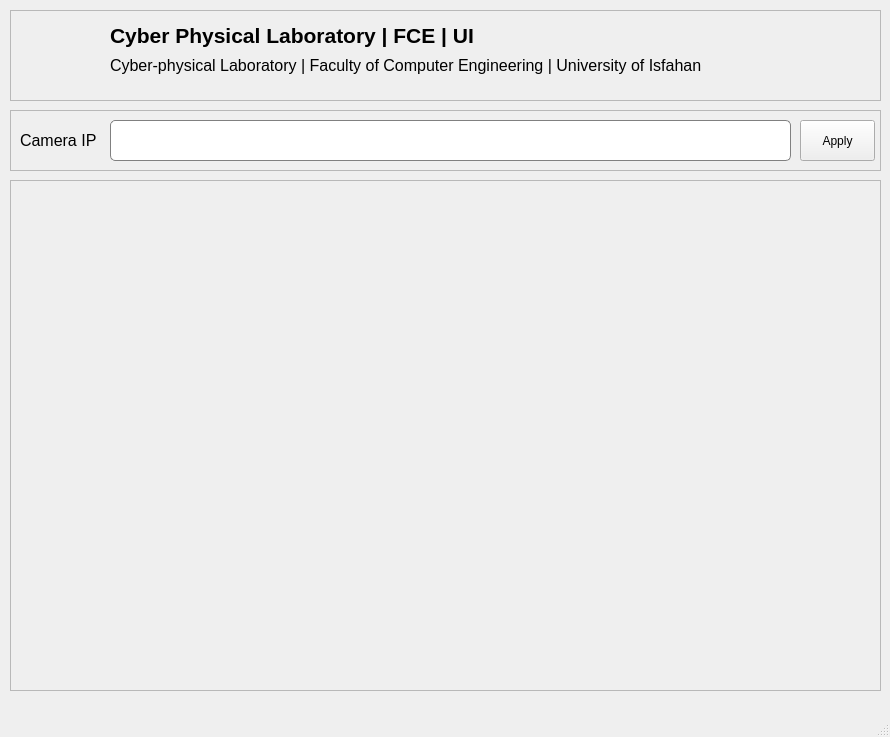
Old version of the form 4-User Interface/untitled/mainwindow.ui in the repository pouriaSameti/industrial-pose-estimation.
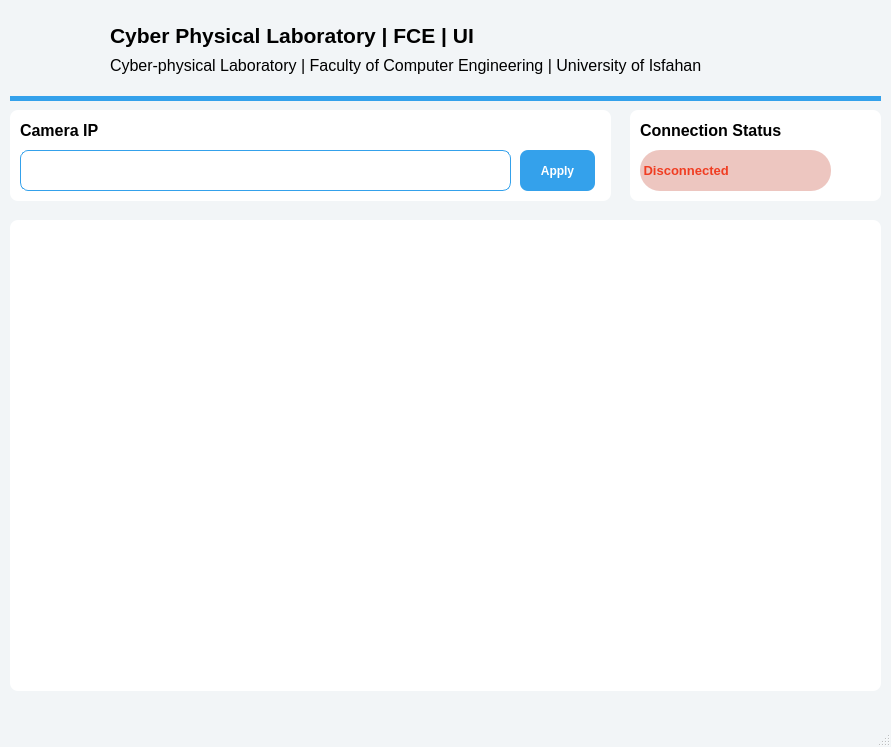
New version of the form. Icons and pictures are not drawn.

Diff of the .ui file:
```diff
--- a/4-User Interface/untitled/mainwindow.ui
+++ b/4-User Interface/untitled/mainwindow.ui
@@ -6,15 +6,20 @@
    <rect>
     <x>0</x>
     <y>0</y>
-    <width>890</width>
-    <height>737</height>
+    <width>891</width>
+    <height>747</height>
    </rect>
   </property>
   <property name="windowTitle">
    <string>MainWindow</string>
   </property>
+  <property name="styleSheet">
+   <string notr="true">QMainWindow {
+    background-color: #f2f5f7;
+}</string>
+  </property>
   <widget class="QWidget" name="centralwidget">
-   <widget class="QFrame" name="lab_frame">
+   <widget class="QFrame" name="labFrame">
     <property name="geometry">
      <rect>
       <x>10</x>
@@ -23,6 +28,12 @@
       <height>91</height>
      </rect>
     </property>
+    <property name="styleSheet">
+     <string notr="true">QFrame#labFrame {
+    border: none;
+    border-bottom: 5px solid #34a1eb;
+}</string>
+    </property>
     <property name="frameShape">
      <enum>QFrame::Shape::StyledPanel</enum>
     </property>
@@ -87,17 +98,20 @@
      </property>
     </widget>
    </widget>
-   <widget class="QFrame" name="camera_frame">
+   <widget class="QFrame" name="cameraFrame">
     <property name="geometry">
      <rect>
       <x>10</x>
       <y>110</y>
-      <width>871</width>
-      <height>61</height>
+      <width>601</width>
+      <height>91</height>
      </rect>
     </property>
     <property name="styleSheet">
-     <string notr="true"/>
+     <string notr="true">QFrame#cameraFrame {
+	background-color: white;
+	border-radius: 8px;
+}</string>
     </property>
     <property name="frameShape">
      <enum>QFrame::Shape::StyledPanel</enum>
@@ -109,7 +123,7 @@
      <property name="geometry">
       <rect>
        <x>10</x>
-       <y>10</y>
+       <y>0</y>
        <width>91</width>
        <height>41</height>
       </rect>
@@ -117,7 +131,7 @@
      <property name="font">
       <font>
        <pointsize>12</pointsize>
-       <bold>false</bold>
+       <bold>true</bold>
       </font>
      </property>
      <property name="text">
@@ -127,16 +141,16 @@
     <widget class="QLineEdit" name="cameraLineEdit">
      <property name="geometry">
       <rect>
-       <x>100</x>
-       <y>10</y>
-       <width>681</width>
+       <x>10</x>
+       <y>40</y>
+       <width>491</width>
        <height>41</height>
       </rect>
      </property>
      <property name="styleSheet">
       <string notr="true">QLineEdit {
-    border: 1px solid gray;
-    border-radius: 5px;
+    border: 1px solid #34a1eb;
+    border-radius: 8px;
 }</string>
      </property>
      <property name="frame">
@@ -146,26 +160,41 @@
     <widget class="QPushButton" name="connectCameraButton">
      <property name="geometry">
       <rect>
-       <x>790</x>
-       <y>10</y>
+       <x>510</x>
+       <y>40</y>
        <width>75</width>
        <height>41</height>
       </rect>
      </property>
+     <property name="styleSheet">
+      <string notr="true">QPushButton#connectCameraButton {
+    background-color: #34a1eb;
+    color: white;
+    border: none;
+	border-radius: 8px;
+	font-weight: bold;
+}</string>
+     </property>
      <property name="text">
       <string>Apply</string>
      </property>
     </widget>
    </widget>
-   <widget class="QFrame" name="real_time_frame">
+   <widget class="QFrame" name="realTimeFrame">
     <property name="geometry">
      <rect>
       <x>10</x>
-      <y>180</y>
+      <y>220</y>
       <width>871</width>
-      <height>511</height>
+      <height>471</height>
      </rect>
     </property>
+    <property name="styleSheet">
+     <string notr="true">QFrame#realTimeFrame {
+	background-color: white;
+	border-radius: 8px;
+}</string>
+    </property>
     <property name="frameShape">
      <enum>QFrame::Shape::StyledPanel</enum>
     </property>
@@ -178,7 +207,7 @@
        <x>0</x>
        <y>0</y>
        <width>871</width>
-       <height>511</height>
+       <height>471</height>
       </rect>
      </property>
      <property name="text">
@@ -186,13 +215,99 @@
      </property>
     </widget>
    </widget>
+   <widget class="QFrame" name="statusFrame">
+    <property name="geometry">
+     <rect>
+      <x>630</x>
+      <y>110</y>
+      <width>251</width>
+      <height>91</height>
+     </rect>
+    </property>
+    <property name="styleSheet">
+     <string notr="true">QFrame#statusFrame {
+	background-color: white;
+	border-radius: 8px;
+}</string>
+    </property>
+    <property name="frameShape">
+     <enum>QFrame::Shape::StyledPanel</enum>
+    </property>
+    <property name="frameShadow">
+     <enum>QFrame::Shadow::Raised</enum>
+    </property>
+    <widget class="QLabel" name="labInfoLabel2_3">
+     <property name="geometry">
+      <rect>
+       <x>10</x>
+       <y>0</y>
+       <width>181</width>
+       <height>41</height>
+      </rect>
+     </property>
+     <property name="font">
+      <font>
+       <pointsize>12</pointsize>
+       <bold>true</bold>
+      </font>
+     </property>
+     <property name="text">
+      <string>Connection Status</string>
+     </property>
+    </widget>
+    <widget class="QFrame" name="cameraStatusFrame">
+     <property name="geometry">
+      <rect>
+       <x>10</x>
+       <y>40</y>
+       <width>211</width>
+       <height>41</height>
+      </rect>
+     </property>
+     <property name="styleSheet">
+      <string notr="true">QFrame#cameraStatusFrame {
+    border-radius: 20px;
+}</string>
+     </property>
+     <property name="frameShape">
+      <enum>QFrame::Shape::StyledPanel</enum>
+     </property>
+     <property name="frameShadow">
+      <enum>QFrame::Shadow::Raised</enum>
+     </property>
+     <widget class="QLabel" name="cameraStatusText">
+      <property name="geometry">
+       <rect>
+        <x>0</x>
+        <y>0</y>
+        <width>191</width>
+        <height>41</height>
+       </rect>
+      </property>
+      <property name="styleSheet">
+       <string notr="true">QLabel#cameraStatusText {
+    color: #f03d22;
+    font-family: &quot;Segoe UI&quot;;
+    font-size: 10pt;
+    font-weight: 600;
+
+	background-color: #edc6c0;
+    border-radius: 20px;
+}</string>
+      </property>
+      <property name="text">
+       <string> Disconnected</string>
+      </property>
+     </widget>
+    </widget>
+   </widget>
   </widget>
   <widget class="QMenuBar" name="menubar">
    <property name="geometry">
     <rect>
      <x>0</x>
      <y>0</y>
-     <width>890</width>
+     <width>891</width>
      <height>22</height>
     </rect>
    </property>
```
